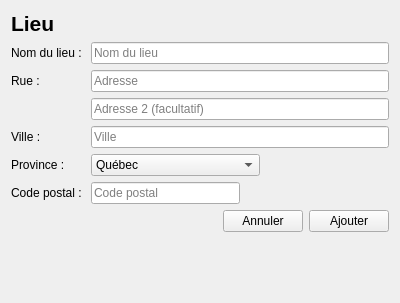
Old version of the form GUI/lieu.ui in the repository samueldrouin/PyGuide.
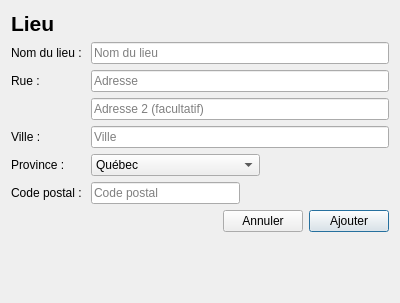
New version of the form.

Commit message: Amélioration de l'interface graphique du lieu

```diff
--- a/GUI/lieu.ui
+++ b/GUI/lieu.ui
@@ -261,6 +261,12 @@
        <property name="text">
         <string>Ajouter</string>
        </property>
+       <property name="autoDefault">
+        <bool>true</bool>
+       </property>
+       <property name="default">
+        <bool>true</bool>
+       </property>
       </widget>
      </item>
     </layout>
```
Left out of the diff: 10 changed lines with no effect on the pictures.
